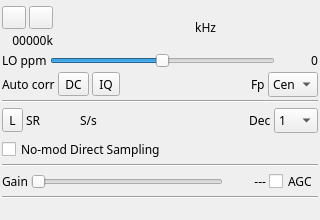
Above: plugins/samplesource/rtlsdr/rtlsdrgui.ui from f4exb/sdrangel before the change. Below: the same form after it.
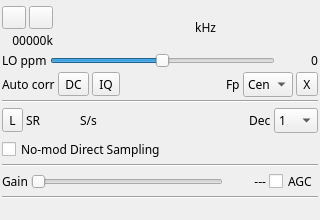
That is the form after the change. Icons and pictures are not drawn. Custom widgets are drawn as their Qt base class.

Commit message: New button type for transverter frequency translation toggle. Added to RTLSDR GUI

The edit to the form file:
```diff
--- a/plugins/samplesource/rtlsdr/rtlsdrgui.ui
+++ b/plugins/samplesource/rtlsdr/rtlsdrgui.ui
@@ -298,6 +298,16 @@
        </property>
       </widget>
      </item>
+     <item row="0" column="6">
+      <widget class="TransverterButton" name="toolButton">
+       <property name="toolTip">
+        <string>Transverter frequency translation toggle</string>
+       </property>
+       <property name="text">
+        <string>X</string>
+       </property>
+      </widget>
+     </item>
     </layout>
    </item>
    <item>
@@ -581,6 +591,11 @@
    <extends>QToolButton</extends>
    <header>gui/buttonswitch.h</header>
   </customwidget>
+  <customwidget>
+   <class>TransverterButton</class>
+   <extends>QToolButton</extends>
+   <header>gui/transverterbutton.h</header>
+  </customwidget>
  </customwidgets>
  <resources>
   <include location="../../../sdrbase/resources/res.qrc"/>
```
The commit also changes 6 other files.
